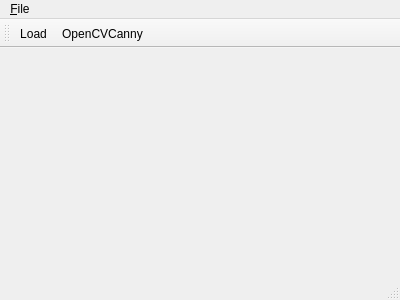
First picture: the form in src/mainwindow.ui, repository buzzcz/ZVI, before the edit.
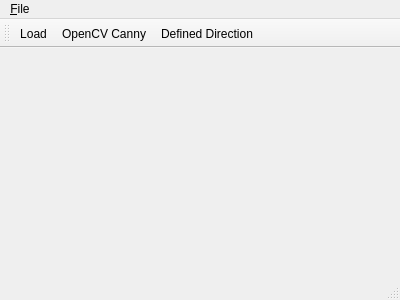
Second picture: the form after the edit.

Commit message: Added first try with edge detection in defined direction

```diff
--- a/src/mainwindow.ui
+++ b/src/mainwindow.ui
@@ -55,6 +55,7 @@
    </attribute>
    <addaction name="action_Load"/>
    <addaction name="actionOpenCVCanny"/>
+   <addaction name="actionDefinedDirection"/>
   </widget>
   <widget class="QStatusBar" name="statusBar"/>
   <action name="actionExit">
@@ -78,7 +79,18 @@
   </action>
   <action name="actionOpenCVCanny">
    <property name="text">
-    <string>OpenCVCanny</string>
+    <string>OpenCV Canny</string>
+   </property>
+   <property name="toolTip">
+    <string>Edge detection implemented in OpenCV - Canny</string>
+   </property>
+  </action>
+  <action name="actionDefinedDirection">
+   <property name="text">
+    <string>Defined Direction</string>
+   </property>
+   <property name="toolTip">
+    <string>Edge detection in defined direction</string>
    </property>
   </action>
  </widget>
```
Left out of the diff: 8 changed lines with no effect on the pictures. The commit also changes 7 other files.
